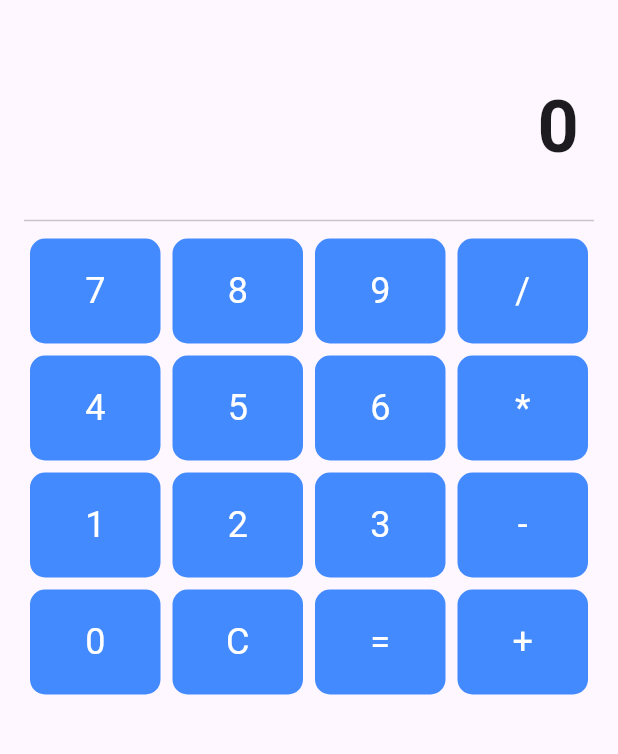
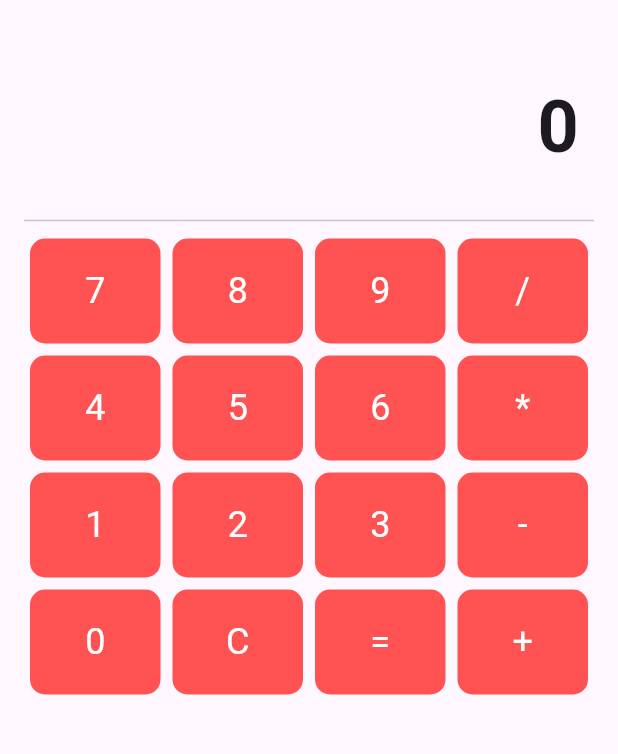
Before and after one commit to lastqveens/hw2, a Flutter app: the screen it shows after launch, on a phone screen of 412 x 824 dp, the part 63-817 px from its top. Run offline on Flutter 3.47's test engine with Material 3 defaults, Android fonts, the phone set to English and light mode, and no system bars.

Commit message:
Changed the color

```diff
--- a/lib/main.dart
+++ b/lib/main.dart
@@ -10,7 +10,7 @@ class CalculatorApp extends StatelessWidget {
     return MaterialApp(
       title: 'Calculator App',
       theme: ThemeData(
-        primarySwatch: Colors.blue,
+        primarySwatch: Colors.red,
       ),
       home: CalculatorScreen(),
     );
@@ -112,7 +112,7 @@ class _CalculatorScreenState extends State<CalculatorScreen> {
           height: 70,
           margin: EdgeInsets.all(4),
           decoration: BoxDecoration(
-            color: Colors.blueAccent,
+            color: Colors.redAccent,
             borderRadius: BorderRadius.circular(10),
           ),
           child: Center(
```
